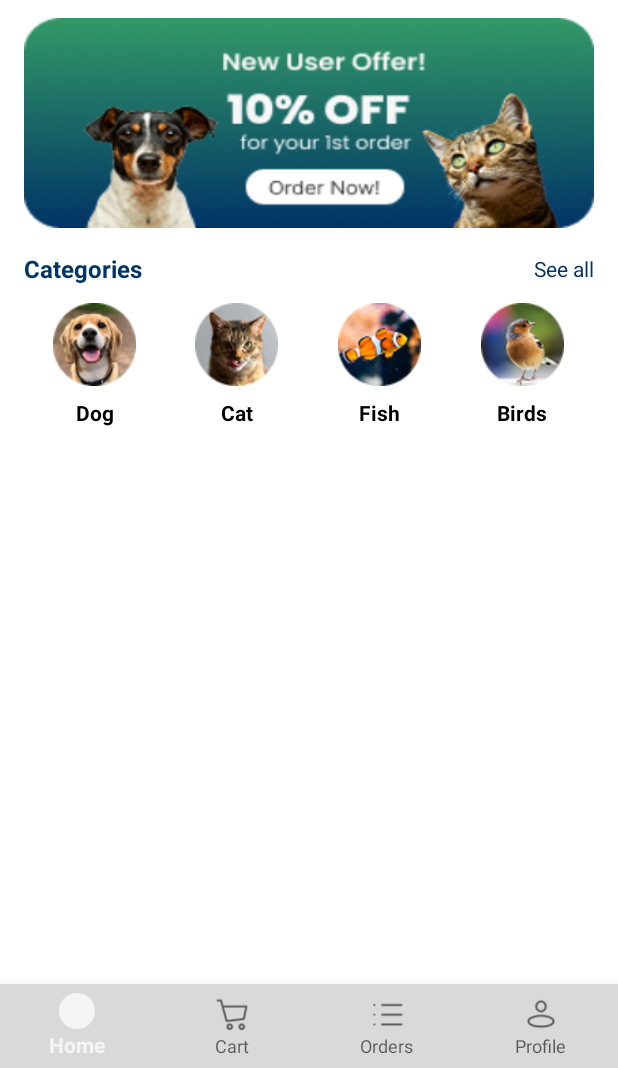
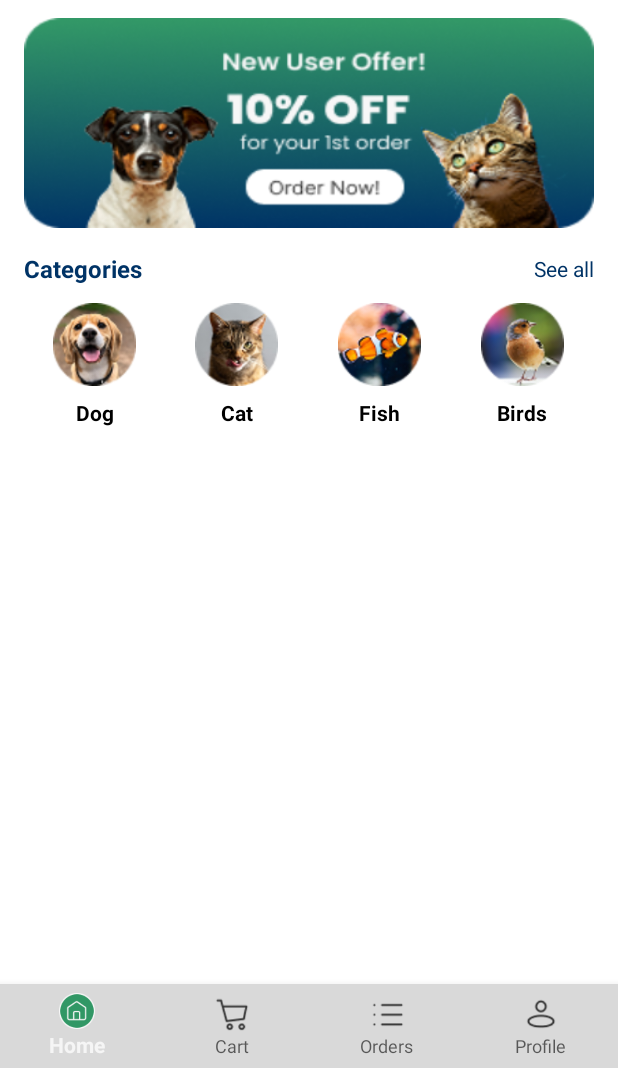
Before and after one commit to bryyydev/Petsy_app, an Android app: the nav_bar screen opened directly, with no data from a screen before it, on a phone screen of 412 x 824 dp, the part 168-1236 px from its top. Run offline under Robolectric (Android 15) with nearby library versions, the phone set to English and light mode, and no system bars.

Commit message:
ayos navbar

```diff
--- a/app/src/main/java/com/ucucite/block_one_mob_dev/nav_bar.java
+++ b/app/src/main/java/com/ucucite/block_one_mob_dev/nav_bar.java
@@ -25,6 +25,8 @@ public class nav_bar extends AppCompatActivity {
                     .replace(R.id.fragment_container, new Home_Fragment())
                     .commit();
         }
+        bottomNavigationView.setItemIconTintList(null);
+
 
         // Handle navigation item clicks
         bottomNavigationView.setOnItemSelectedListener(item -> {
--- a/app/src/main/res/drawable/ic_cart_selector.xml
+++ b/app/src/main/res/drawable/ic_cart_selector.xml
@@ -1,4 +1,4 @@
 <selector xmlns:android="http://schemas.android.com/apk/res/android">
-    <item android:drawable="@drawable/ic_cart_selected" android:state_selected="true"/>
-    <item android:drawable="@drawable/ic_cart_unselected" android:state_selected="false"/>
+    <item android:state_checked="true" android:drawable="@drawable/ic_cart_selected" />
+    <item android:drawable="@drawable/ic_cart_unselected" />
 </selector>
--- a/app/src/main/res/drawable/ic_home_selector.xml
+++ b/app/src/main/res/drawable/ic_home_selector.xml
@@ -1,4 +1,4 @@
 <selector xmlns:android="http://schemas.android.com/apk/res/android">
-    <item android:drawable="@drawable/ic_home_selected" android:state_selected="true"/>
-    <item android:drawable="@drawable/ic_home_unselected" android:state_checked="false" />
+    <item android:state_checked="true" android:drawable="@drawable/ic_home_selected" />
+    <item android:drawable="@drawable/ic_home_unselected" />
 </selector>
--- a/app/src/main/res/drawable/ic_orders_selector.xml
+++ b/app/src/main/res/drawable/ic_orders_selector.xml
@@ -1,4 +1,4 @@
 <selector xmlns:android="http://schemas.android.com/apk/res/android">
-    <item android:drawable="@drawable/ic_orders_selected" android:state_selected="true"/>
-    <item android:drawable="@drawable/ic_orders_unselected" android:state_selected="false" />
+    <item android:state_checked="true" android:drawable="@drawable/ic_orders_selected" />
+    <item android:drawable="@drawable/ic_orders_unselected" />
 </selector>
--- a/app/src/main/res/drawable/ic_profile_selector.xml
+++ b/app/src/main/res/drawable/ic_profile_selector.xml
@@ -1,4 +1,4 @@
 <selector xmlns:android="http://schemas.android.com/apk/res/android">
-    <item android:drawable="@drawable/ic_profile_selected" android:state_selected="true"/>
-    <item android:drawable="@drawable/ic_profile_unselected" android:state_selected="false" />
+    <item android:state_checked="true" android:drawable="@drawable/ic_profile_selected" />
+    <item android:drawable="@drawable/ic_profile_unselected" />
 </selector>
```
